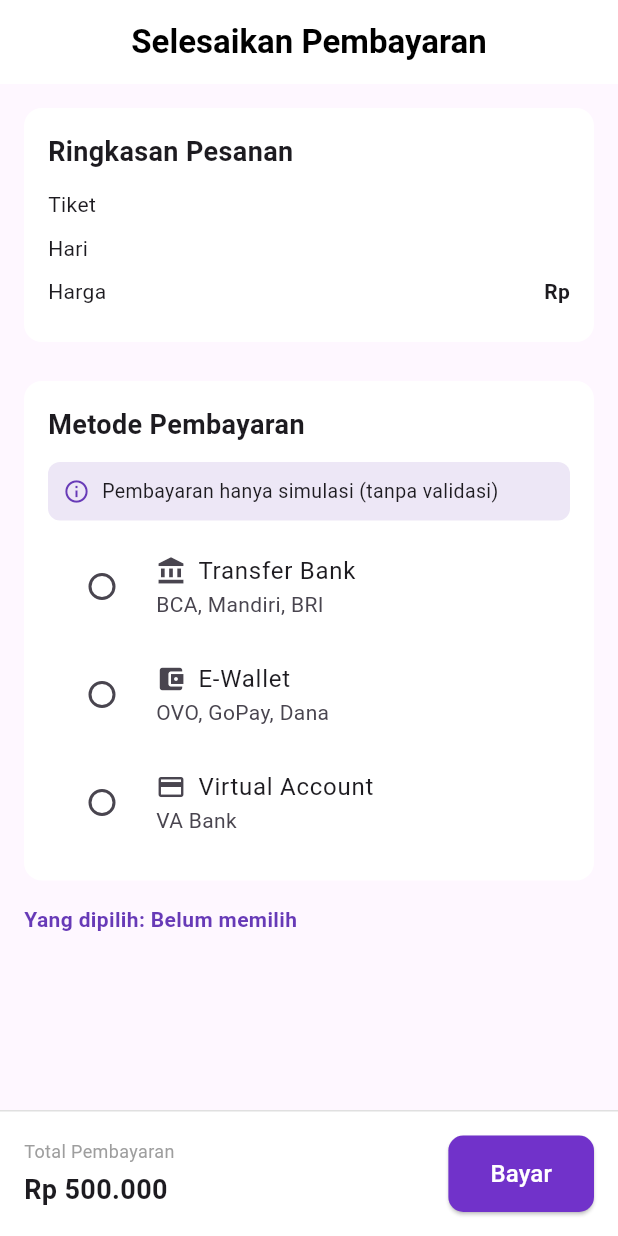
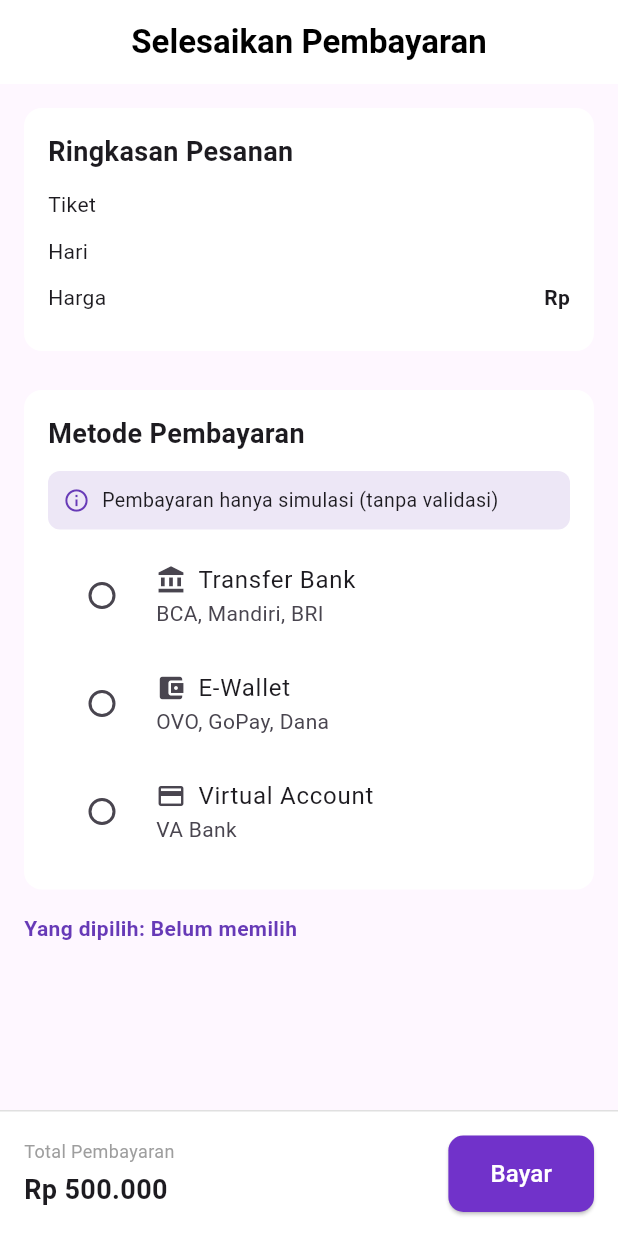
Before and after one commit to Frientia/project_mobile_UAS, a Flutter app: the screen it shows after launch, on a phone screen of 412 x 824 dp. Run offline on Flutter 3.47's test engine with Material 3 defaults, Android fonts, the phone set to English and light mode, and no system bars; our stand-ins replace firebase_auth, firebase_core, flutter_dotenv, lottie, shared_preferences, supabase_flutter; accounts and stored records are empty.

Commit message:
update warna dan space text

```diff
--- a/lib/pages/payment_page.dart
+++ b/lib/pages/payment_page.dart
@@ -207,14 +207,15 @@ class _PaymentPageState extends State<PaymentPage> {
 
     Widget _rowItem(String label, String value, {bool bold = false}) {
     return Padding(
-      padding: const EdgeInsets.only(bottom: 8),
+      padding: const EdgeInsets.only(bottom: 10),
       child: Row(
         mainAxisAlignment: MainAxisAlignment.spaceBetween,
         children: [
-          Text(label),
+          Text(label, style: const TextStyle(fontSize: 14)),
           Text(
             value,
             style: TextStyle(
+              fontSize: 14,
               fontWeight: bold ? FontWeight.bold : FontWeight.normal,
             ),
           ),
```
